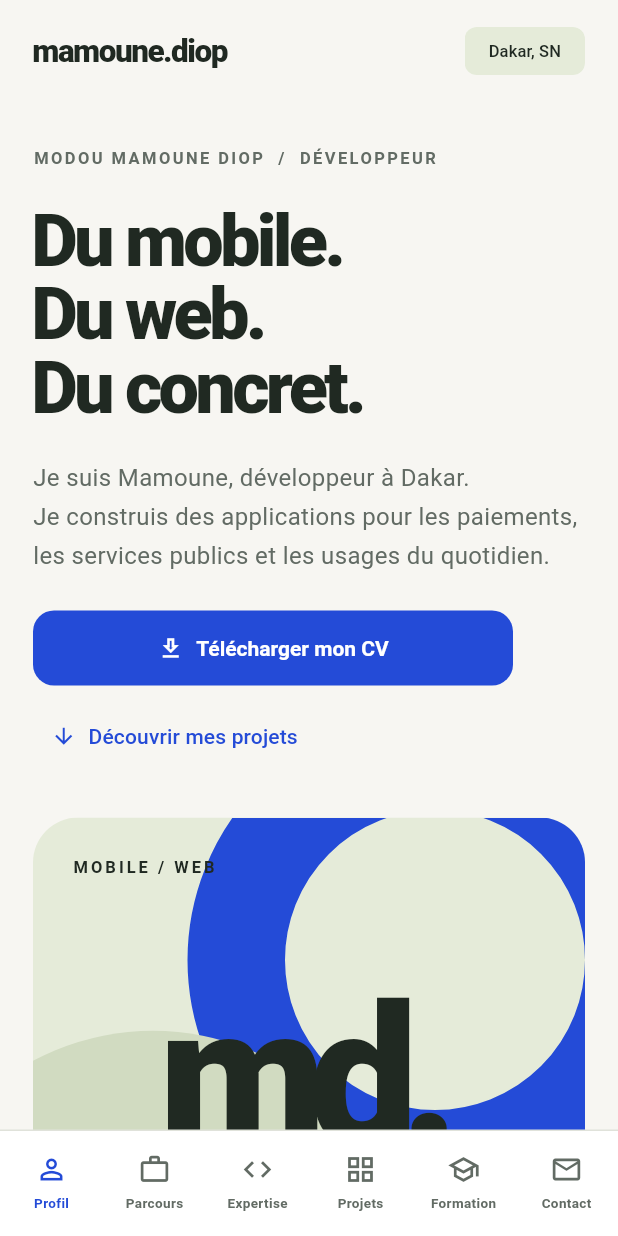
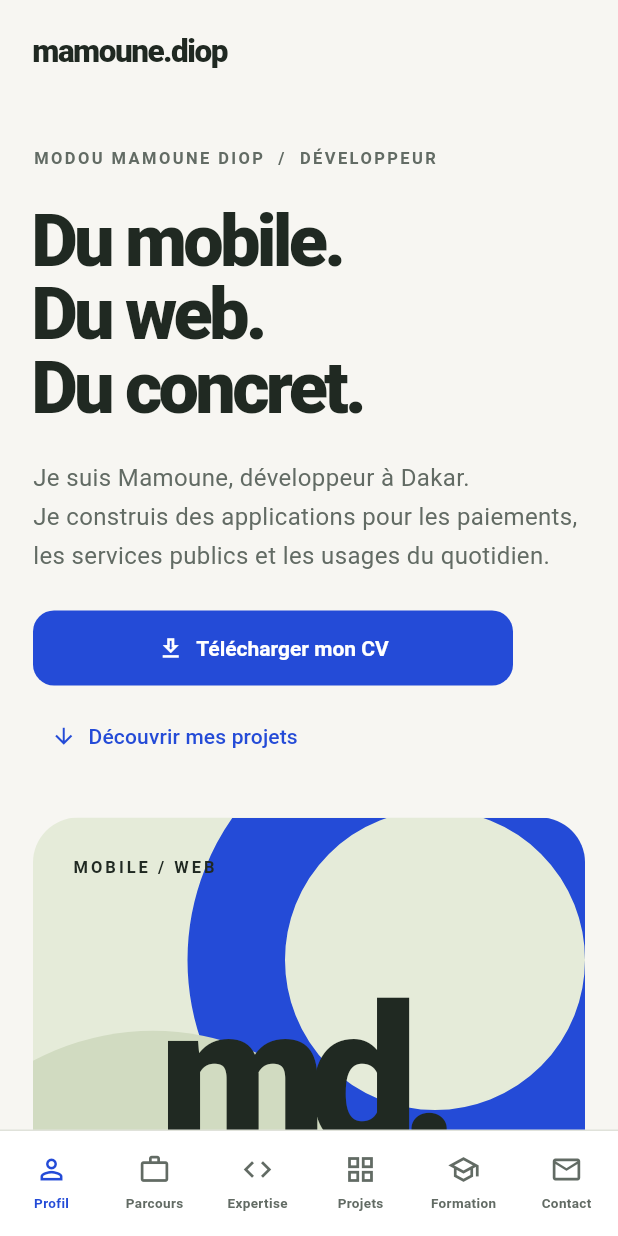
Before and after one commit to DiopMamoune/Mamoune_Portfolio, a Flutter app: the screen it shows after launch, on a phone screen of 412 x 824 dp. Run offline on Flutter 3.47's test engine with Material 3 defaults, Android fonts, the phone set to English and light mode, and no system bars; our stand-ins replace share_plus; missing offline and left inert: dart:js_interop.

Commit message:
Update portfolio and application icons

```diff
--- a/lib/screens/home_screen.dart
+++ b/lib/screens/home_screen.dart
@@ -92,14 +92,14 @@ class _HomeScreenState extends State<HomeScreen> {
                 const SizedBox(width: 22),
               ]
             : [
-                const Padding(
+                /*const Padding(
                   padding: EdgeInsets.only(right: 22),
                   child: Chip(
                     label: Text('Dakar, SN', style: TextStyle(fontSize: 11)),
                     side: BorderSide.none,
                     backgroundColor: AppColors.sage,
                   ),
-                ),
+                ),*/
               ],
       ),
       body: AnimatedSwitcher(
```
Also changed, not shown: favicon.png (added), 28 other files.
